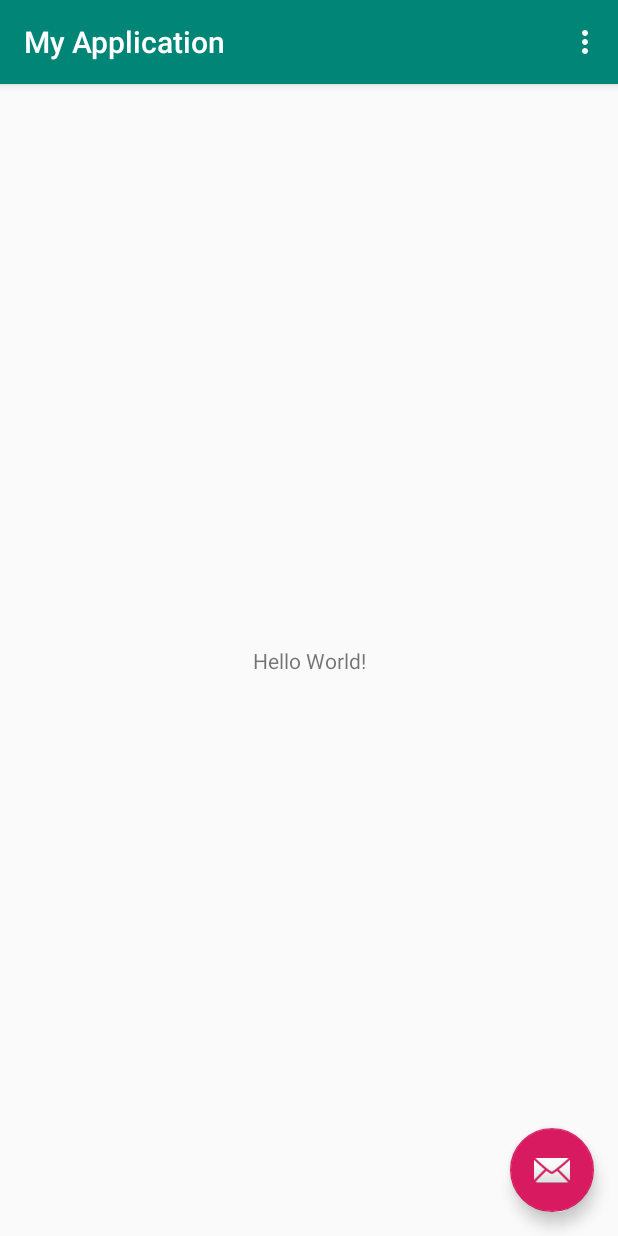
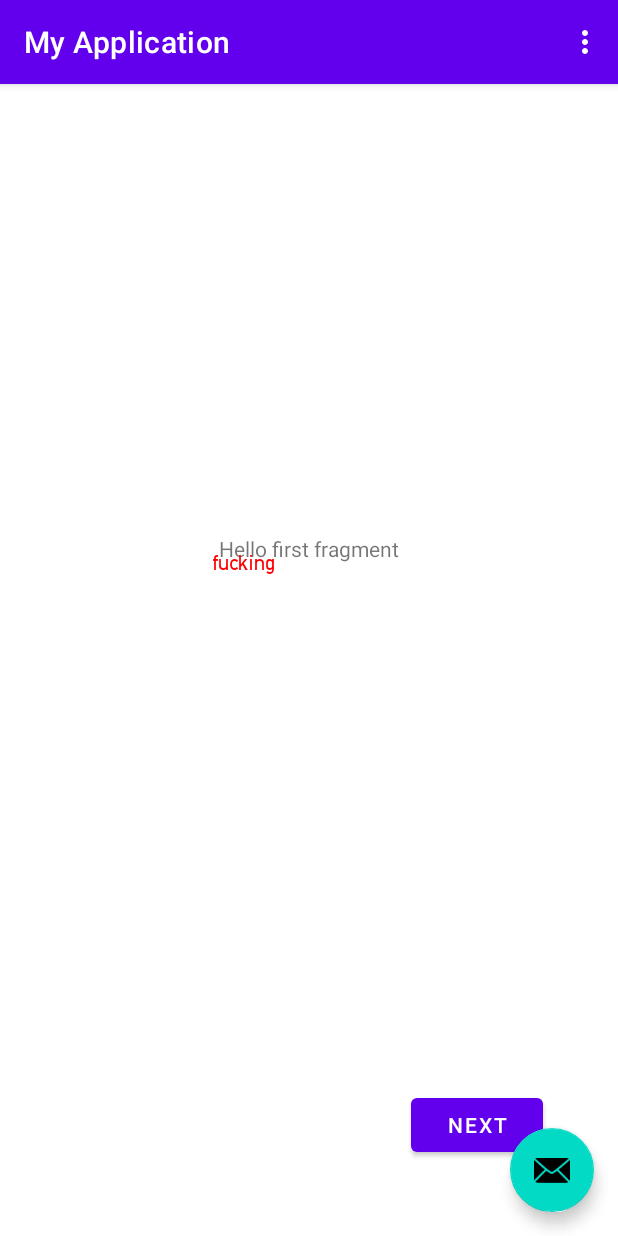
Before and after one commit to libochun3217/MyApplication, an Android app: the screen it shows after launch (MainActivity), on a phone screen of 412 x 824 dp. Run offline under Robolectric (Android 15) with nearby library versions, the phone set to English and light mode, and no system bars.

Commit message:
add lottie demo

```diff
--- /dev/null
+++ b/app/src/main/java/com/example/charlee/myapplication/FirstFragment.kt
@@ -0,0 +1,45 @@
+package com.example.charlee.myapplication
+
+import android.os.Bundle
+import androidx.fragment.app.Fragment
+import android.view.LayoutInflater
+import android.view.View
+import android.view.ViewGroup
+import android.widget.Button
+import androidx.navigation.fragment.findNavController
+import com.airbnb.lottie.LottieAnimationView
+import com.airbnb.lottie.LottieDrawable
+import com.airbnb.lottie.TextDelegate
+import com.example.myapplication.R
+
+/**
+ * A simple [Fragment] subclass as the default destination in the navigation.
+ */
+class FirstFragment : Fragment() {
+
+  override fun onCreateView(
+    inflater: LayoutInflater, container: ViewGroup?,
+    savedInstanceState: Bundle?
+  ): View? {
+    // Inflate the layout for this fragment
+    return inflater.inflate(R.layout.fragment_first, container, false)
+  }
+
+  override fun onViewCreated(view: View, savedInstanceState: Bundle?) {
+    super.onViewCreated(view, savedInstanceState)
+
+    view.findViewById<Button>(R.id.button_first).setOnClickListener {
+      findNavController().navigate(R.id.action_FirstFragment_to_SecondFragment)
+    }
+
+    val lottieView = view.findViewById<LottieAnimationView>(R.id.lottie_view)
+//    lottieView.setAnimationFromUrl("https://assets3.lottiefiles.com/packages/lf20_xtgwlvho.json")
+    val files = context?.assets?.list("tt.json")
+    lottieView.setAnimation("tt.json")
+    lottieView.repeatCount = LottieDrawable.INFINITE
+    val textDelegate = TextDelegate(lottieView)
+    textDelegate.setText("NAME", "fucking")
+    lottieView.setTextDelegate(textDelegate)
+    lottieView.playAnimation()
+  }
+}
--- a/app/src/main/java/com/example/charlee/myapplication/MainActivity.kt
+++ b/app/src/main/java/com/example/charlee/myapplication/MainActivity.kt
@@ -1,21 +1,21 @@
 package com.example.charlee.myapplication
 
 import android.os.Bundle
-import android.support.design.widget.Snackbar
-import android.support.v7.app.AppCompatActivity;
+import com.google.android.material.floatingactionbutton.FloatingActionButton
+import com.google.android.material.snackbar.Snackbar
+import androidx.appcompat.app.AppCompatActivity
 import android.view.Menu
 import android.view.MenuItem
-
-import kotlinx.android.synthetic.main.activity_main.*
+import com.example.myapplication.R
 
 class MainActivity : AppCompatActivity() {
 
   override fun onCreate(savedInstanceState: Bundle?) {
     super.onCreate(savedInstanceState)
     setContentView(R.layout.activity_main)
-        setSupportActionBar(toolbar)
+    setSupportActionBar(findViewById(R.id.toolbar))
 
-        fab.setOnClickListener { view ->
+    findViewById<FloatingActionButton>(R.id.fab).setOnClickListener { view ->
       Snackbar.make(view, "Replace with your own action", Snackbar.LENGTH_LONG)
         .setAction("Action", null).show()
     }
--- a/app/src/main/res/layout/activity_main.xml
+++ b/app/src/main/res/layout/activity_main.xml
@@ -1,28 +1,28 @@
 <?xml version="1.0" encoding="utf-8"?>
-<android.support.design.widget.CoordinatorLayout xmlns:android="http://schemas.android.com/apk/res/android"
+<androidx.coordinatorlayout.widget.CoordinatorLayout xmlns:android="http://schemas.android.com/apk/res/android"
   xmlns:app="http://schemas.android.com/apk/res-auto"
   xmlns:tools="http://schemas.android.com/tools"
   android:layout_width="match_parent"
   android:layout_height="match_parent"
-    tools:context=".MainActivity">
+  tools:context="com.example.charlee.myapplication.MainActivity">
 
-    <android.support.design.widget.AppBarLayout
+    <com.google.android.material.appbar.AppBarLayout
       android:layout_width="match_parent"
       android:layout_height="wrap_content"
-        android:theme="@style/AppTheme.AppBarOverlay">
+      android:theme="@style/Theme.MyApplication.AppBarOverlay">
 
-        <android.support.v7.widget.Toolbar
+        <androidx.appcompat.widget.Toolbar
           android:id="@+id/toolbar"
           android:layout_width="match_parent"
           android:layout_height="?attr/actionBarSize"
           android:background="?attr/colorPrimary"
-            app:popupTheme="@style/AppTheme.PopupOverlay" />
+          app:popupTheme="@style/Theme.MyApplication.PopupOverlay" />
 
-    </android.support.design.widget.AppBarLayout>
+    </com.google.android.material.appbar.AppBarLayout>
 
     <include layout="@layout/content_main" />
 
-    <android.support.design.widget.FloatingActionButton
+    <com.google.android.material.floatingactionbutton.FloatingActionButton
       android:id="@+id/fab"
       android:layout_width="wrap_content"
       android:layout_height="wrap_content"
@@ -30,4 +30,4 @@
       android:layout_margin="@dimen/fab_margin"
       app:srcCompat="@android:drawable/ic_dialog_email" />
 
-</android.support.design.widget.CoordinatorLayout>
+</androidx.coordinatorlayout.widget.CoordinatorLayout>
--- a/app/src/main/res/layout/content_main.xml
+++ b/app/src/main/res/layout/content_main.xml
@@ -1,20 +1,18 @@
 <?xml version="1.0" encoding="utf-8"?>
-<android.support.constraint.ConstraintLayout xmlns:android="http://schemas.android.com/apk/res/android"
+<androidx.constraintlayout.widget.ConstraintLayout xmlns:android="http://schemas.android.com/apk/res/android"
   xmlns:app="http://schemas.android.com/apk/res-auto"
-    xmlns:tools="http://schemas.android.com/tools"
   android:layout_width="match_parent"
   android:layout_height="match_parent"
-    app:layout_behavior="@string/appbar_scrolling_view_behavior"
-    tools:context=".MainActivity"
-    tools:showIn="@layout/activity_main">
-
-    <TextView
-        android:layout_width="wrap_content"
-        android:layout_height="wrap_content"
-        android:text="Hello World!"
+  app:layout_behavior="@string/appbar_scrolling_view_behavior">
+<fragment
+  android:id="@+id/nav_host_fragment"
+  android:name="androidx.navigation.fragment.NavHostFragment"
+  android:layout_width="0dp"
+  android:layout_height="0dp"
+  app:defaultNavHost="true"
   app:layout_constraintBottom_toBottomOf="parent"
   app:layout_constraintLeft_toLeftOf="parent"
   app:layout_constraintRight_toRightOf="parent"
-        app:layout_constraintTop_toTopOf="parent" />
-
-</android.support.constraint.ConstraintLayout>
+  app:layout_constraintTop_toTopOf="parent"
+  app:navGraph="@navigation/nav_graph" />
+</androidx.constraintlayout.widget.ConstraintLayout>
--- /dev/null
+++ b/app/src/main/res/layout/fragment_first.xml
@@ -0,0 +1,31 @@
+<?xml version="1.0" encoding="utf-8"?>
+<RelativeLayout xmlns:android="http://schemas.android.com/apk/res/android"
+  xmlns:app="http://schemas.android.com/apk/res-auto"
+  xmlns:tools="http://schemas.android.com/tools"
+  android:layout_width="match_parent"
+  android:layout_height="match_parent"
+  tools:context="com.example.charlee.myapplication.FirstFragment">
+
+    <TextView
+      android:id="@+id/textview_first"
+      android:layout_width="wrap_content"
+      android:layout_height="wrap_content"
+      android:layout_centerHorizontal="true"
+      android:layout_marginTop="300dp"
+      android:text="@string/hello_first_fragment" />
+
+  <com.airbnb.lottie.LottieAnimationView
+    android:id="@+id/lottie_view"
+    android:layout_width="wrap_content"
+    android:layout_height="wrap_content"
+    android:layout_centerInParent="true" />
+
+    <Button
+      android:id="@+id/button_first"
+      android:layout_width="wrap_content"
+      android:layout_height="wrap_content"
+      android:layout_alignParentEnd="true"
+      android:layout_alignParentBottom="true"
+      android:layout_margin="50dp"
+      android:text="@string/next" />
+</RelativeLayout>
--- /dev/null
+++ b/app/src/main/res/navigation/nav_graph.xml
@@ -0,0 +1,28 @@
+<?xml version="1.0" encoding="utf-8"?>
+<navigation xmlns:android="http://schemas.android.com/apk/res/android"
+  xmlns:app="http://schemas.android.com/apk/res-auto"
+  xmlns:tools="http://schemas.android.com/tools"
+  android:id="@+id/nav_graph"
+  app:startDestination="@id/FirstFragment">
+
+    <fragment
+      android:id="@+id/FirstFragment"
+      android:name="com.example.charlee.myapplication.FirstFragment"
+      android:label="@string/first_fragment_label"
+      tools:layout="@layout/fragment_first">
+
+        <action
+          android:id="@+id/action_FirstFragment_to_SecondFragment"
+          app:destination="@id/SecondFragment" />
+    </fragment>
+    <fragment
+      android:id="@+id/SecondFragment"
+      android:name="com.example.charlee.myapplication.SecondFragment"
+      android:label="@string/second_fragment_label"
+      tools:layout="@layout/fragment_second">
+
+        <action
+          android:id="@+id/action_SecondFragment_to_FirstFragment"
+          app:destination="@id/FirstFragment" />
+    </fragment>
+</navigation>
--- /dev/null
+++ b/app/src/main/res/values-night/themes.xml
@@ -0,0 +1,16 @@
+<resources xmlns:tools="http://schemas.android.com/tools">
+  <!-- Base application theme. -->
+  <style name="Theme.MyApplication" parent="Theme.MaterialComponents.DayNight.DarkActionBar">
+      <!-- Primary brand color. -->
+    <item name="colorPrimary">@color/purple_200</item>
+      <item name="colorPrimaryVariant">@color/purple_700</item>
+      <item name="colorOnPrimary">@color/black</item>
+    <!-- Secondary brand color. -->
+    <item name="colorSecondary">@color/teal_200</item>
+      <item name="colorSecondaryVariant">@color/teal_200</item>
+      <item name="colorOnSecondary">@color/black</item>
+    <!-- Status bar color. -->
+    <item name="android:statusBarColor" tools:targetApi="l">?attr/colorPrimaryVariant</item>
+    <!-- Customize your theme here. -->
+  </style>
+</resources>
--- a/app/src/main/res/values/colors.xml
+++ b/app/src/main/res/values/colors.xml
@@ -1,6 +1,10 @@
 <?xml version="1.0" encoding="utf-8"?>
-<resources>
-    <color name="colorPrimary">#008577</color>
-    <color name="colorPrimaryDark">#00574B</color>
-    <color name="colorAccent">#D81B60</color>
-</resources>
+  <resources>
+      <color name="purple_200">#FFBB86FC</color>
+      <color name="purple_500">#FF6200EE</color>
+      <color name="purple_700">#FF3700B3</color>
+      <color name="teal_200">#FF03DAC5</color>
+      <color name="teal_700">#FF018786</color>
+      <color name="black">#FF000000</color>
+      <color name="white">#FFFFFFFF</color>
+  </resources>
--- a/app/src/main/res/values/strings.xml
+++ b/app/src/main/res/values/strings.xml
@@ -1,4 +1,12 @@
 <resources>
     <string name="app_name">My Application</string>
     <string name="action_settings">Settings</string>
+  <!-- Strings used for fragments for navigation -->
+  <string name="first_fragment_label">First Fragment</string>
+    <string name="second_fragment_label">Second Fragment</string>
+    <string name="next">Next</string>
+    <string name="previous">Previous</string>
+
+    <string name="hello_first_fragment">Hello first fragment</string>
+    <string name="hello_second_fragment">Hello second fragment. Arg: %1$s</string>
 </resources>
--- a/app/src/main/res/values/styles.xml
+++ /dev/null
@@ -1,20 +0,0 @@
-<resources>
-
-    <!-- Base application theme. -->
-    <style name="AppTheme" parent="Theme.AppCompat.Light.DarkActionBar">
-        <!-- Customize your theme here. -->
-        <item name="colorPrimary">@color/colorPrimary</item>
-        <item name="colorPrimaryDark">@color/colorPrimaryDark</item>
-        <item name="colorAccent">@color/colorAccent</item>
-    </style>
-
-    <style name="AppTheme.NoActionBar">
-        <item name="windowActionBar">false</item>
-        <item name="windowNoTitle">true</item>
-    </style>
-
-    <style name="AppTheme.AppBarOverlay" parent="ThemeOverlay.AppCompat.Dark.ActionBar" />
-
-    <style name="AppTheme.PopupOverlay" parent="ThemeOverlay.AppCompat.Light" />
-
-</resources>
--- /dev/null
+++ b/app/src/main/res/values/themes.xml
@@ -0,0 +1,22 @@
+<resources xmlns:tools="http://schemas.android.com/tools">
+  <!-- Base application theme. -->
+  <style name="Theme.MyApplication" parent="Theme.MaterialComponents.DayNight.DarkActionBar">
+      <!-- Primary brand color. -->
+    <item name="colorPrimary">@color/purple_500</item>
+      <item name="colorPrimaryVariant">@color/purple_700</item>
+      <item name="colorOnPrimary">@color/white</item>
+    <!-- Secondary brand color. -->
+    <item name="colorSecondary">@color/teal_200</item>
+      <item name="colorSecondaryVariant">@color/teal_700</item>
+      <item name="colorOnSecondary">@color/black</item>
+    <!-- Status bar color. -->
+    <item name="android:statusBarColor" tools:targetApi="l">?attr/colorPrimaryVariant</item>
+    <!-- Customize your theme here. -->
+  </style>
+  <style name="Theme.MyApplication.NoActionBar">
+  <item name="windowActionBar">false</item>
+  <item name="windowNoTitle">true</item>
+</style>
+  <style name="Theme.MyApplication.AppBarOverlay" parent="ThemeOverlay.AppCompat.Dark.ActionBar" />
+  <style name="Theme.MyApplication.PopupOverlay" parent="ThemeOverlay.AppCompat.Light" />
+</resources>
--- a/build.gradle
+++ b/build.gradle
@@ -1,13 +1,13 @@
 // Top-level build file where you can add configuration options common to all sub-projects/modules.
 
 buildscript {
-    ext.kotlin_version = '1.3.10'
+    ext.kotlin_version = '1.4.32'
     repositories {
         google()
         jcenter()
     }
     dependencies {
-        classpath 'com.android.tools.build:gradle:3.2.1'
+        classpath 'com.android.tools.build:gradle:4.1.2'
         classpath "org.jetbrains.kotlin:kotlin-gradle-plugin:$kotlin_version"
 
         // NOTE: Do not place your application dependencies here; they belong
--- a/gradle.properties
+++ b/gradle.properties
@@ -13,3 +13,5 @@ org.gradle.jvmargs=-Xmx1536m
 # org.gradle.parallel=true
 # Kotlin code style for this project: "official" or "obsolete":
 kotlin.code.style=official
+android.useAndroidX=true
+android.enableJetifier=true
```
Also changed, not shown: app/build.gradle (+29 -22 lines), app/src/main/AndroidManifest.xml (+5 -5 lines), app/src/main/assets/tt.json (added, +197 -0 lines), app/src/main/java/com/example/charlee/myapplication/SecondFragment.kt (added, +32 -0 lines), app/src/main/res/layout/fragment_second.xml (added, +27 -0 lines), app/src/main/assets/fonts/Roboto.ttf (added), gradle/wrapper/gradle-wrapper.properties, 1 other file. Lines whose indentation alone changed are shown as unchanged.
